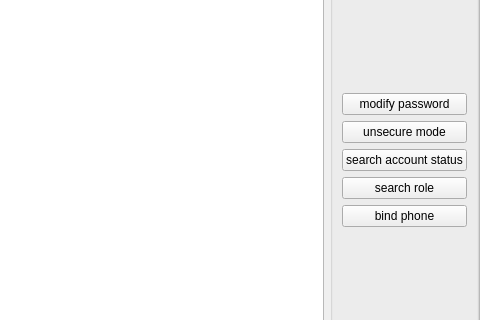
Above: MainApp/src/CUiCenter.ui from AlexRain/BRSystem before the change; both pictures show x 533 to 1013 and y 202 to 522 of the 1013 by 748 pixel window. Below: the same form after it.
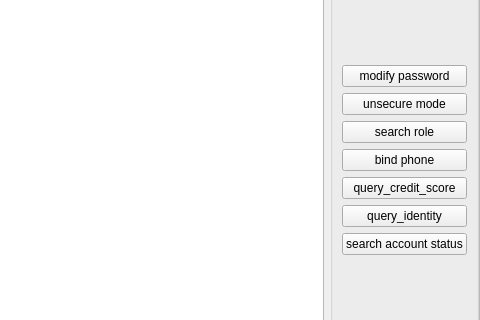
That is the form after the change. Custom widgets are drawn as their Qt base class.

```diff
--- a/MainApp/src/CUiCenter.ui
+++ b/MainApp/src/CUiCenter.ui
@@ -200,25 +200,6 @@
               </property>
              </widget>
             </item>
-            <item>
-             <widget class="QPushButton" name="btn_account_status">
-              <property name="sizePolicy">
-               <sizepolicy hsizetype="Minimum" vsizetype="Preferred">
-                <horstretch>0</horstretch>
-                <verstretch>0</verstretch>
-               </sizepolicy>
-              </property>
-              <property name="minimumSize">
-               <size>
-                <width>60</width>
-                <height>0</height>
-               </size>
-              </property>
-              <property name="text">
-               <string>search account status</string>
-              </property>
-             </widget>
-            </item>
             <item>
              <widget class="QPushButton" name="btn_role">
               <property name="sizePolicy">
@@ -257,6 +238,39 @@
               </property>
              </widget>
             </item>
+            <item>
+             <widget class="QPushButton" name="btn_query_score">
+              <property name="text">
+               <string>query_credit_score</string>
+              </property>
+             </widget>
+            </item>
+            <item>
+             <widget class="QPushButton" name="btn_query_identity">
+              <property name="text">
+               <string>query_identity</string>
+              </property>
+             </widget>
+            </item>
+            <item>
+             <widget class="QPushButton" name="btn_account_status">
+              <property name="sizePolicy">
+               <sizepolicy hsizetype="Minimum" vsizetype="Preferred">
+                <horstretch>0</horstretch>
+                <verstretch>0</verstretch>
+               </sizepolicy>
+              </property>
+              <property name="minimumSize">
+               <size>
+                <width>60</width>
+                <height>0</height>
+               </size>
+              </property>
+              <property name="text">
+               <string>search account status</string>
+              </property>
+             </widget>
+            </item>
             <item>
              <spacer name="verticalSpacer_2">
               <property name="orientation">
```
